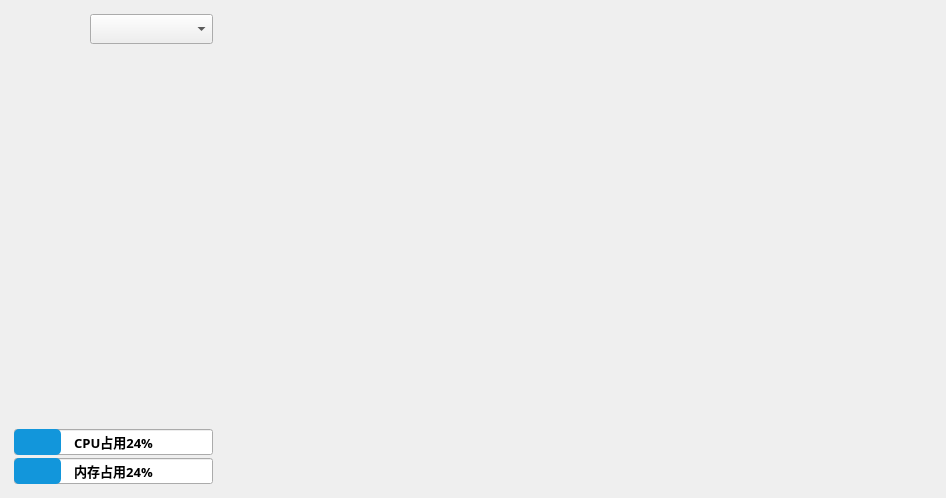
The window that uifile/main.ui (Meihongtao/GUI) describes before a commit, drawn with Qt 5.
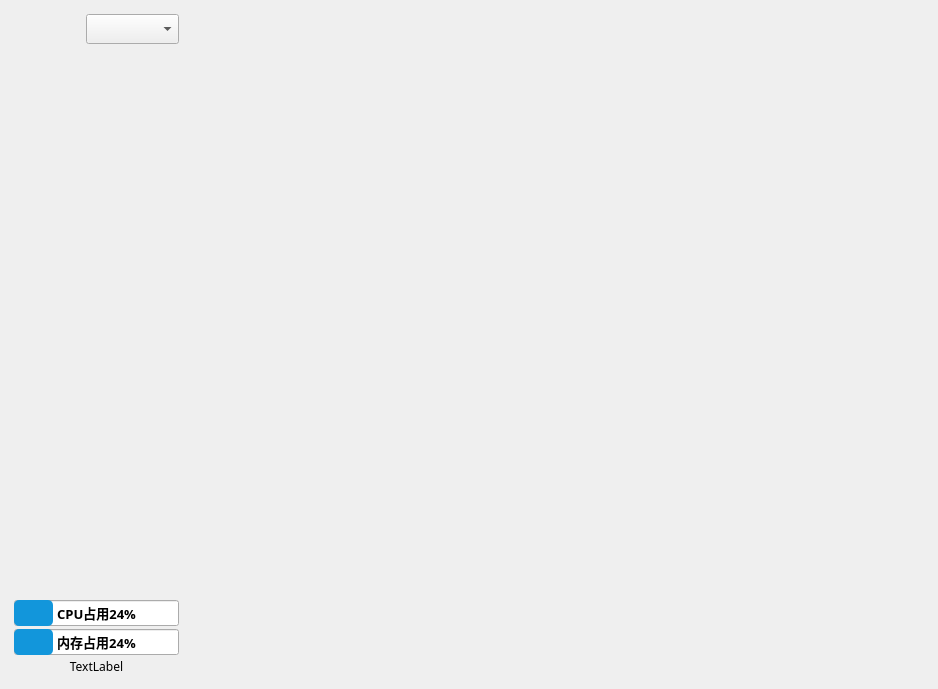
The same window after the commit.

```diff
--- a/uifile/main.ui
+++ b/uifile/main.ui
@@ -6,17 +6,22 @@
    <rect>
     <x>0</x>
     <y>0</y>
-    <width>946</width>
-    <height>498</height>
+    <width>938</width>
+    <height>689</height>
    </rect>
   </property>
+  <property name="font">
+   <font>
+    <family>幼圆</family>
+   </font>
+  </property>
   <property name="windowTitle">
    <string>Form</string>
   </property>
   <property name="styleSheet">
    <string notr="true"/>
   </property>
-  <layout class="QHBoxLayout" name="horizontalLayout" stretch="2,7">
+  <layout class="QHBoxLayout" name="horizontalLayout" stretch="0,7">
    <item>
     <layout class="QVBoxLayout" name="leftLayout" stretch="0,0,0,0">
      <property name="sizeConstraint">
@@ -128,6 +133,12 @@
      </item>
      <item>
       <widget class="QScrollArea" name="logArea">
+       <property name="sizePolicy">
+        <sizepolicy hsizetype="Expanding" vsizetype="Expanding">
+         <horstretch>0</horstretch>
+         <verstretch>0</verstretch>
+        </sizepolicy>
+       </property>
        <property name="styleSheet">
         <string notr="true">border:none</string>
        </property>
@@ -139,8 +150,8 @@
          <rect>
           <x>0</x>
           <y>0</y>
-          <width>199</width>
-          <height>375</height>
+          <width>175</width>
+          <height>537</height>
          </rect>
         </property>
        </widget>
@@ -225,6 +236,16 @@
          </property>
         </widget>
        </item>
+       <item>
+        <widget class="QLabel" name="sysLabel">
+         <property name="text">
+          <string>TextLabel</string>
+         </property>
+         <property name="alignment">
+          <set>Qt::AlignCenter</set>
+         </property>
+        </widget>
+       </item>
       </layout>
      </item>
     </layout>
```
Left out of the diff: 25 changed lines with no effect on the pictures.
